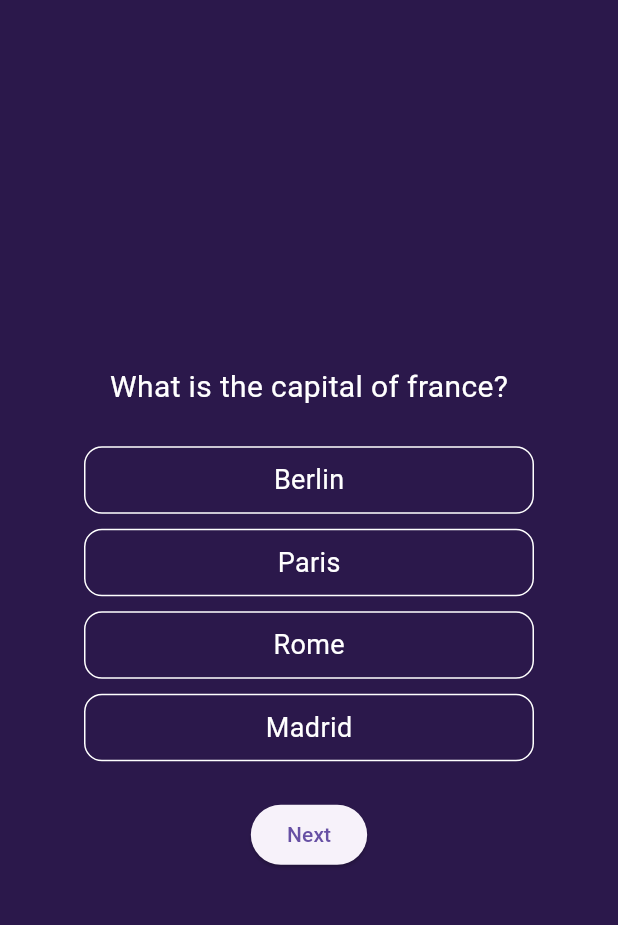
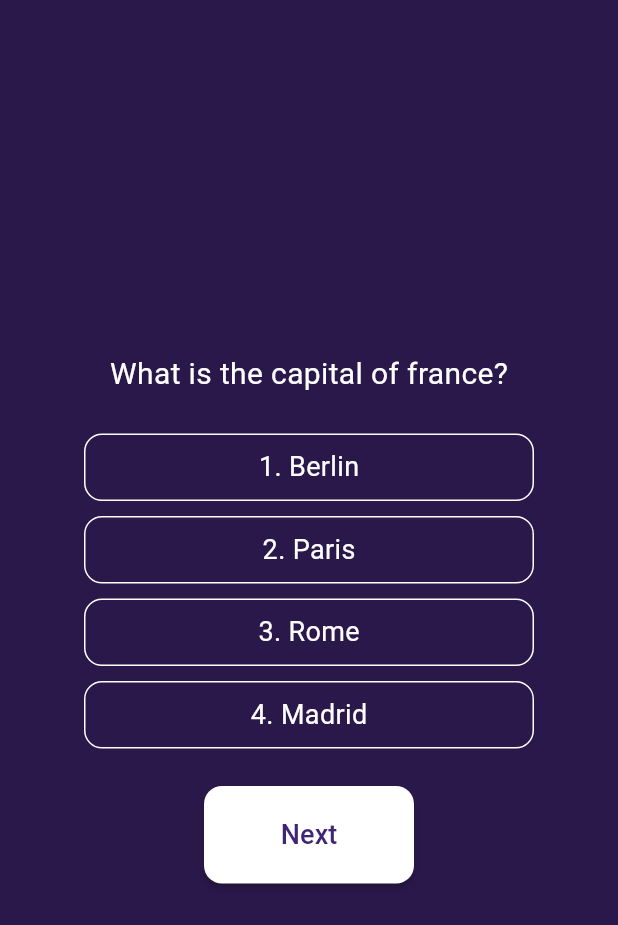
Before and after one commit to Shadajifrin/quiz_app, a Flutter app: the QuizApp screen opened directly, on a phone screen of 412 x 824 dp. Shown: the top 925 px of the screen. Run offline on Flutter 3.47's test engine with Material 3 defaults, Android fonts, the phone set to English and light mode, and no system bars.

```diff
--- a/lib/model/queAns.dart
+++ b/lib/model/queAns.dart
@@ -1,55 +1,55 @@
 List<Map<String,dynamic>> queAns=[
     {
      'question':"What is the capital of france?",
-     'options':['Berlin','Paris','Rome','Madrid'],
-     'correctanswer':'Rome',
+     'options':['1. Berlin','2. Paris','3. Rome','4. Madrid'],
+     'correctanswer':'3. Rome',
 
     },
     {
      'question':"What is the Capital of Jammu?",
-     'options':['Kashmir','Jammu','Srinagar','None'],
-     'correctanswer':'Srinagar',
+     'options':['1. Kashmir','2. Jammu','3. Srinagar','4. None'],
+     'correctanswer':'3. Srinagar',
 
     },
     {
      'question':"Which planet is known as red?",
-     'options':['Earth','Mars','Venus','Jupiter'],
-     'correctanswer':'Mars',
+     'options':['1. Earth','2. Mars','3. Venus','4. Jupiter'],
+     'correctanswer':'2. Mars',
 
     },
     {
      'question':"Which is the largest planet?",
-     'options':['Earth','Mars','Venus','Jupiter'],
-     'correctanswer':'Jupiter',
+     'options':['1. Earth','2. Mars','3. Venus','4. Jupiter'],
+     'correctanswer':'4. Jupiter',
     },
       {
-     'question':"Which planet has the highest average surface temperature?",
-     'options':['Earth','Mars','Venus','Jupiter'],
-     'correctanswer':'Venus',
+     'question':"high surface temperature planet?",
+     'options':['1. Earth','2. Mars','3. Venus','4. Jupiter'],
+     'correctanswer':'3. Venus',
     },
       {
      'question':"Which Planet is closest to sun?",
-     'options':['Earth','Mercury','Venus','Saturn'],
-     'correctanswer':'Mercury',
+     'options':['1. Earth','2. Mercury','3. Venus','4. Saturn'],
+     'correctanswer':'2. Mercury',
     },
       {
-     'question':" Which planet is known for its distinct blue color?",
-     'options':['Earth','Saturn','Neptune','Venus'],
-     'correctanswer':'Neptune',
+     'question':"Planet Known for its blue color?",
+     'options':['1. Earth','2. Saturn','3. Neptune','4. Venus'],
+     'correctanswer':'3. Neptune',
     },
      {
-     'question':"Which planet is famous for its prominent rings?",
-     'options':['Earth','Saturn','Neptune','Venus'],
-     'correctanswer':'Saturn',
+     'question':"Planet famous for prominent rings?",
+     'options':['1. Earth','2. Saturn','3. Neptune','4. Venus'],
+     'correctanswer':'2. Saturn',
     },
     {
-     'question':"Which planet has the highest average surface temperature?",
-     'options':['Earth','Mars','Venus','Jupiter'],
-     'correctanswer':'Venus',
+     'question':"high surface temperature planet?",
+     'options':['1. Earth','2. Mars','3. Venus','4. Jupiter'],
+     'correctanswer':'3. Venus',
     },
       {
      'question':"Which Planet is closest to sun?",
-     'options':['Earth','Mercury','Venus','Saturn'],
-     'correctanswer':'Mercury',
+     'options':['1. Earth','2. Mercury','3. Venus','4. Saturn'],
+     'correctanswer':'2. Mercury',
     },
   ];
--- a/lib/screens/quizapp.dart
+++ b/lib/screens/quizapp.dart
@@ -3,7 +3,7 @@ import 'package:quiz_app/model/queAns.dart';
 import 'package:quiz_app/utils/colrs.dart';
 
 class QuizApp extends StatefulWidget {
-  const QuizApp({super.key});
+  const QuizApp({Key? key}) : super(key: key);
 
   @override
   State<QuizApp> createState() => _QuizAppState();
@@ -19,17 +19,21 @@ class _QuizAppState extends State<QuizApp> {
     controller = PageController();
     userAns = List.filled(queAns.length, null);
   }
+
   @override
   Widget build(BuildContext context) {
-    return  PageView.builder(
-
+    return Scaffold(
+      backgroundColor: Color.fromARGB(255, 43, 24, 75),
+      body: PageView.builder(
         controller: controller,
         itemCount: queAns.length,
         itemBuilder: (context, index) {
           return buildQuizPage(index);
         },
+      ),
     );
   }
+
   Widget buildQuizPage(int index) {
     return Container(
       decoration: BoxDecoration(
@@ -40,9 +44,16 @@ class _QuizAppState extends State<QuizApp> {
         child: Column(
           mainAxisAlignment: MainAxisAlignment.center,
           children: [
-          Text(
+            Center(
+              child: Text(
                 queAns[index]['question'],
-            style: TextStyle(color: MyColors.textColors, fontSize: 20, fontWeight: FontWeight.normal, decoration: TextDecoration.none), // Remove yellow underline
+                style: TextStyle(
+                  color: MyColors.textColors,
+                  fontSize: 20,
+                  fontWeight: FontWeight.normal,
+                  decoration: TextDecoration.none,
+                ),
+              ),
             ),
             SizedBox(height: 20),
             Column(
@@ -52,7 +63,6 @@ class _QuizAppState extends State<QuizApp> {
                 return GestureDetector(
                   onTap: () {
                     setState(() {
-                    // Set user's answer to the clicked option
                       userAns[index] = option;
                     });
                   },
@@ -63,16 +73,16 @@ class _QuizAppState extends State<QuizApp> {
                     decoration: BoxDecoration(
                       color: _getOptionColor(option, index),
                       borderRadius: BorderRadius.circular(12),
-                    border: Border.all(color: MyColors.textColors), // White border
+                      border: Border.all(color: MyColors.textColors),
                     ),
                     child: Center(
                       child: Text(
                         option,
                         style: TextStyle(
                           color: _getOptionTextColor(option, index),
-                        fontWeight: FontWeight.normal, // Normal font weight
-                        fontSize: 18, // Font size
-                        decoration: TextDecoration.none, // Remove underline
+                          fontWeight: FontWeight.normal,
+                          fontSize: 18,
+                          decoration: TextDecoration.none,
                         ),
                       ),
                     ),
@@ -81,27 +91,26 @@ class _QuizAppState extends State<QuizApp> {
               }),
             ),
             SizedBox(height: 20),
-          ElevatedButton(
+            MaterialButton(
               onPressed: () {
                 if (index < queAns.length - 1) {
                   controller.nextPage(
                     duration: Duration(seconds: 1),
                     curve: Curves.ease,
                   );
-
                 } else {
                   showResult();
                 }
-                ElevatedButton.styleFrom(
-              foregroundColor: MyColors.basicColor, backgroundColor: MyColors.textColors, // Text color
-              fixedSize: Size(124, 45), // Set width and height
+              },
+              child: Text(index < queAns.length - 1 ? "Next" : "Submit", style: TextStyle(fontSize: 18),),
+              textColor: MyColors.basicColor,
+              color: MyColors.textColors,
+              height: 65,
+              minWidth: 140,
               shape: RoundedRectangleBorder(
-                borderRadius: BorderRadius.circular(12), // Border radius
+                borderRadius: BorderRadius.circular(12),
               ),
-                );
-            },
-            child: Text(index < queAns.length - 1 ? "Next" : "Submit"),
-          )
+            ),
           ],
         ),
       ),
@@ -125,4 +134,119 @@ Color _getOptionTextColor(String option, int index) {
     return Colors.white;
   }
 
-  void showResult() {}}
+  void showResult() {
+    int totalQuestions = queAns.length;
+    int correctAnswers = 0;
+
+    // Calculate the number of correct answers
+    for (int i = 0; i < totalQuestions; i++) {
+      if (userAns[i] == queAns[i]['correctanswer']) {
+        correctAnswers++;
+      }
+    }
+
+    // Calculate the percentage score
+    double percentageScore = (correctAnswers / totalQuestions) * 100;
+
+    // Define the text color for the total questions and correct answers
+    Color totalQuestionsColor = Colors.red;
+    Color correctAnswersColor = Colors.green;
+
+    // Navigate to the result page
+    Navigator.push(
+      context,
+      MaterialPageRoute(
+        builder: (context) => ResultPage(
+          totalQuestions: totalQuestions,
+          correctAnswers: correctAnswers,
+          percentageScore: percentageScore,
+          totalQuestionsColor: totalQuestionsColor,
+          correctAnswersColor: correctAnswersColor,
+        ),
+      ),
+    );
+  }
+}
+
+class ResultPage extends StatelessWidget {
+  final int totalQuestions;
+  final int correctAnswers;
+  final double percentageScore;
+  final Color totalQuestionsColor;
+  final Color correctAnswersColor;
+
+  ResultPage({
+    required this.totalQuestions,
+    required this.correctAnswers,
+    required this.percentageScore,
+    required this.totalQuestionsColor,
+    required this.correctAnswersColor,
+  });
+
+  @override
+  Widget build(BuildContext context) {
+    return Scaffold(
+      backgroundColor: Color.fromARGB(255, 43, 24, 75), // Deep purple background color
+      body: Column(
+        mainAxisAlignment: MainAxisAlignment.center,
+        children: [
+
+            AlertDialog(
+              backgroundColor: Colors.white,
+              content: Column(
+                mainAxisSize: MainAxisSize.min,
+                children: [
+                  Image.asset(
+                    'assets/images/congrats 1.jpg',
+                    height: 100,
+                    width: 208,
+                  ),
+                  SizedBox(height: 10),
+                  Text(
+                    '${percentageScore.toStringAsFixed(2)}% Score',
+                    style: TextStyle(fontSize: 28, fontWeight: FontWeight.bold, color: Colors.red),
+                  ),
+                  SizedBox(height: 10),
+                  Text(
+                    'Quiz Completed Successfully!',
+                    style: TextStyle(fontSize: 20, fontWeight: FontWeight.normal, color: Colors.black),
+                  ),
+                  SizedBox(height: 10),
+                  Text(
+                    'You attempted $totalQuestions Questions.',
+                    style: TextStyle(fontSize: 18, color: totalQuestionsColor),
+                  ),
+                  Text(
+                    '$correctAnswers answers are correct.',
+                    style: TextStyle(fontSize: 18, color: correctAnswersColor),
+                  ),
+                ],
+              ),
+            ),
+
+
+      SizedBox(height: 15,),
+    MaterialButton(
+              onPressed: () {
+                if (percentageScore < 50) {
+                  Navigator.of(context).pop();
+                  Navigator.of(context).pop(); // Close the result page and go back to the quiz
+                } else {
+                  Navigator.of(context).pop(); // Close the result page
+                }
+              },
+              child: Text(percentageScore < 50 ? 'Try Again' : 'Back',style: TextStyle(fontWeight: FontWeight.bold,fontSize: 20),),
+
+              height: 75,
+              minWidth: 180,
+              shape: RoundedRectangleBorder(
+                borderRadius: BorderRadius.circular(12),
+              ),
+              color: percentageScore < 50 ? Colors.red : Colors.green,
+              textColor: Colors.white,
+            ),
+        ],
+      ),
+    );
+  }
+}
--- a/pubspec.yaml
+++ b/pubspec.yaml
@@ -61,6 +61,8 @@ flutter:
   # To add assets to your application, add an assets section, like this:
   assets:
     - assets/images/quiztime.png
+    - assets/images/congrats 1.jpg
+
   #   - images/a_dot_burr.jpeg
   #   - images/a_dot_ham.jpeg
 
```
Also changed, not shown: assets/images/congrats 1.jpg (added). Lines whose indentation alone changed are shown as unchanged.
